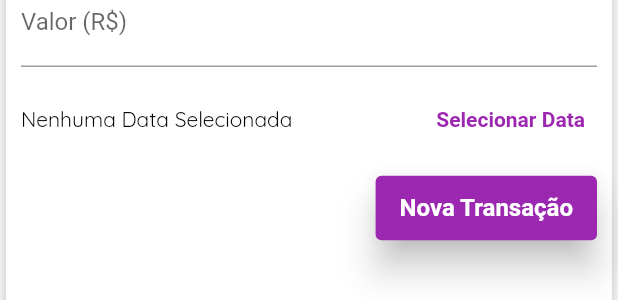
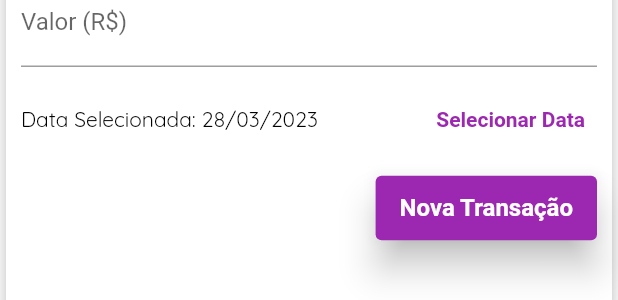
Before and after one commit to JhollRibeiro/Flutter-Cod3r-Projeto_DespesasPessoais, a Flutter app: the TransactionForm widget shown alone on an empty page, opened directly with empty values, after a tap on "Nova Transação", on a phone screen of 412 x 824 dp. Shown: the part 131-431 px from the top of the screen. Run offline on Flutter 3.47's test engine with Material 2 defaults, Android fonts, the phone set to English and light mode, and no system bars.

Commit message:
Seção 4 - App Despesas Pessoais - Aula 133 - Transação com Data

```diff
--- a/expenses/lib/components/chart.dart
+++ b/expenses/lib/components/chart.dart
@@ -58,7 +58,9 @@ class Chart extends StatelessWidget {
               child: ChartBar(
                 label: tr['day'].toString(),
                 value: tr['value'] as double,
-                percentege: (tr['value'] as double) / _weekTotalValue,
+                percentege: _weekTotalValue == 0
+                    ? 0
+                    : (tr['value'] as double) / _weekTotalValue,
               ),
             );
           }).toList(),
--- a/expenses/lib/components/transaction_form.dart
+++ b/expenses/lib/components/transaction_form.dart
@@ -2,7 +2,7 @@ import 'package:flutter/material.dart';
 import 'package:intl/intl.dart';
 
 class TransactionForm extends StatefulWidget {
-  final void Function(String, double) onSubmit;
+  final void Function(String, double, DateTime) onSubmit;
 
   const TransactionForm({super.key, required this.onSubmit});
 
@@ -13,15 +13,17 @@ class TransactionForm extends StatefulWidget {
 class _TransactionFormState extends State<TransactionForm> {
   final _titleController = TextEditingController();
   final _valueController = TextEditingController();
-  DateTime _selectedDate = DateTime(2018); // Data minima defina foi 2019
+  DateTime _selectedDate = DateTime.now();
 
   _submitForm() {
     final title = _titleController.text;
     final value = double.tryParse(_valueController.text) ?? 0.0;
 
-    if (title.isEmpty || value <= 0) return;
+    if (title.isEmpty || value <= 0) {
+      return;
+    }
 
-    widget.onSubmit(title, value);
+    widget.onSubmit(title, value, _selectedDate);
   }
 
   _showDatePicker() {
@@ -71,9 +73,9 @@ class _TransactionFormState extends State<TransactionForm> {
               child: Row(
                 children: <Widget>[
                   Expanded(
-                    child: Text(_selectedDate.isBefore(DateTime(2019))
-                        ? 'Nenhuma Data Selecionada'
-                        : 'Data Selecionada: ${DateFormat('dd/MM/y').format(_selectedDate)}'),
+                    child: Text(
+                      'Data Selecionada: ${DateFormat('dd/MM/y').format(_selectedDate)}',
+                    ),
                   ),
                   TextButton(
                     onPressed: _showDatePicker,
```
Also changed, not shown: expenses/lib/main.dart (+3 -35 lines).
